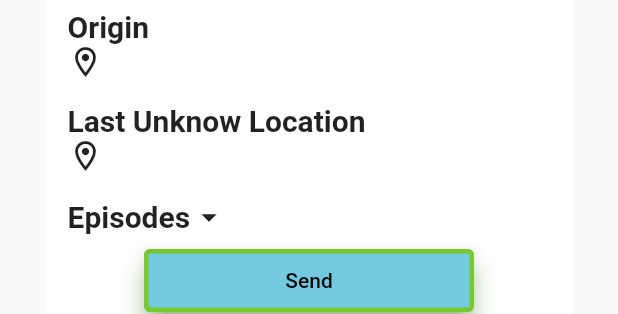
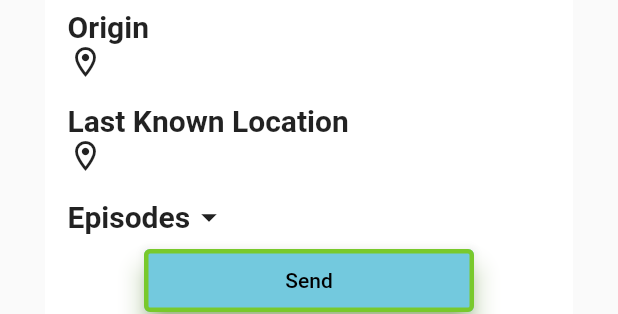
Before and after one commit to u-urieldev/rm-mobile, a Flutter app: the CustomCardDialog widget shown alone on an empty page, opened directly with empty values, on a phone screen of 412 x 824 dp. Shown: the part 324-638 px from the top of the screen. Run offline on Flutter 3.47's test engine with Material 2 defaults, Android fonts, the phone set to English and light mode, and no system bars; our stand-ins replace cloud_firestore, firebase_auth, firebase_core, liquid_progress_indicator; missing offline and left inert: dart:ffi; accounts and stored records are empty; network calls fail.

Commit message:
cards ready

```diff
--- a/lib/screens/cards.dart
+++ b/lib/screens/cards.dart
@@ -11,7 +11,7 @@ import '../models/card.dart';
 import 'dart:convert';
 import '../widgets/title_font.dart';
 import '../widgets/drawer/drawer_menu.dart';
-import '../widgets/custom_card.dart';
+import '../widgets/cards/custom_card.dart';
 
 class CardsPage extends StatelessWidget {
   CardsPage({super.key});
--- a/lib/widgets/custom_card_dialog.dart
+++ b/lib/widgets/cards/custom_card_dialog.dart
@@ -1,8 +1,8 @@
 import 'package:flutter/material.dart';
 import 'package:flutter/services.dart';
-import '../providers/loading_providers.dart';
+import '../../providers/loading_providers.dart';
 import 'package:provider/provider.dart';
-import 'custom_button.dart';
+import '../custom_button.dart';
 
 class CustomCardDialog extends StatelessWidget {
   CustomCardDialog({
@@ -41,7 +41,7 @@ class CustomCardDialog extends StatelessWidget {
     final loadingProvider = Provider.of<LoadingProvider>(context);
 
     return Padding(
-      padding: EdgeInsets.all(30),
+      padding: const EdgeInsets.all(30),
       child: ClipRRect(
         borderRadius: const BorderRadius.all(Radius.circular(13)),
         child: Container(
@@ -66,7 +66,7 @@ class CustomCardDialog extends StatelessWidget {
                     child: Center(
                         child: Text(
                       '$id / 826',
-                      style: TextStyle(
+                      style: const TextStyle(
                           color: Colors.white, fontWeight: FontWeight.bold),
                     )),
                   ),
@@ -130,7 +130,7 @@ class CustomCardDialog extends StatelessWidget {
                       ],
                     ),
                     const SizedBox(height: 16),
-                    Text('Last Unknow Location', style: titleStyle),
+                    Text('Last Known Location', style: titleStyle),
                     Row(
                       children: [
                         const Icon(Icons.location_on_outlined),
```
Also changed, not shown: lib/widgets/cards/custom_card.dart (renamed from lib/widgets/custom_card.dart).
